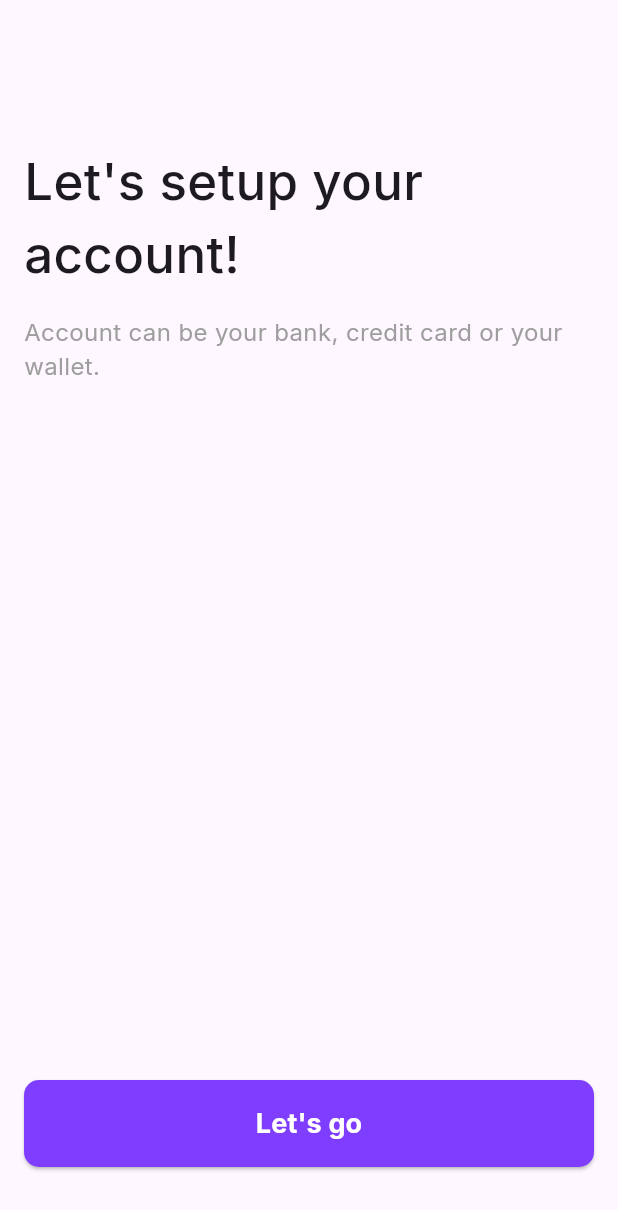
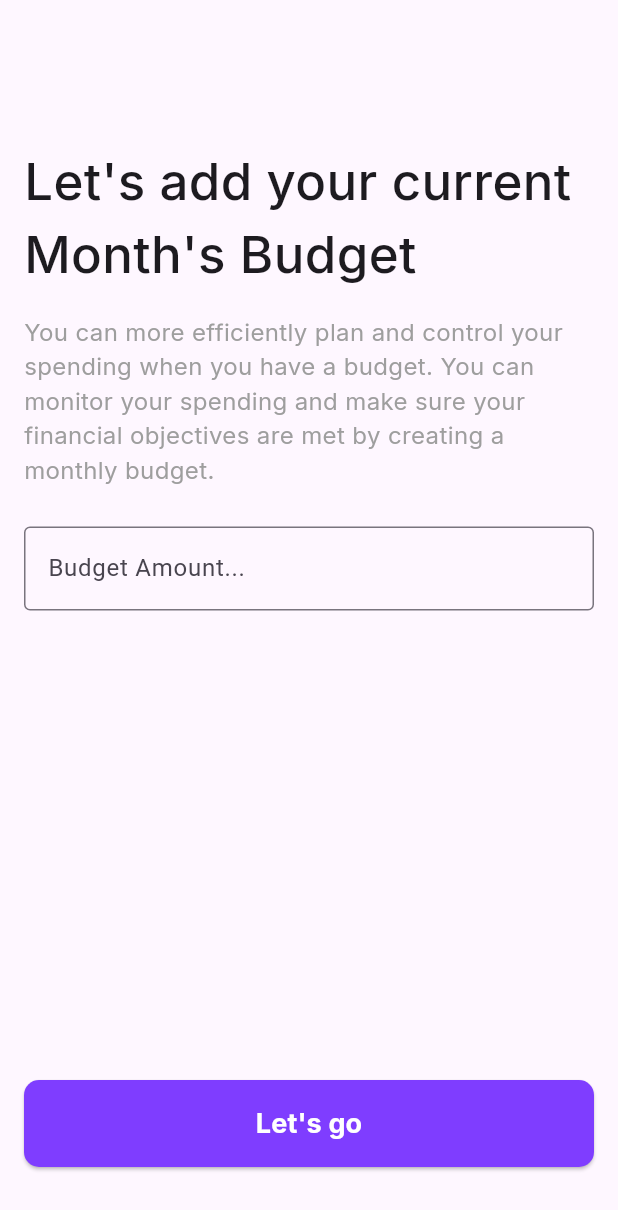
Before and after one commit to ChamanSharmaReet1988/ExpenseTracker, a Flutter app: the WelcomeScreen screen opened directly, on a phone screen of 412 x 824 dp. Shown: the top 1210 px of the screen. Run offline on Flutter 3.47's test engine with Material 3 defaults, Android fonts, the phone set to English and light mode, and no system bars; our stand-ins replace carousel_slider, firebase_auth, firebase_core, pin_code_fields, smooth_page_indicator; accounts and stored records are empty.

Commit message:
updated landing screen ui

```diff
--- a/lib/OtpScreen/welcome_screen.dart
+++ b/lib/OtpScreen/welcome_screen.dart
@@ -1,8 +1,24 @@
 import 'package:flutter/material.dart';
 import 'package:expense_tracker/HomeScreen/home_screen.dart';
+import 'package:flutter/services.dart';
 
 class WelcomeScreen extends StatelessWidget {
   const WelcomeScreen({super.key});
+    void _saveBudget() {
+    final String budgetAmount = _budgetController.text;
+
+    if (budgetAmount.isNotEmpty ) {
+      // Perform your save logic here
+      print('Budget Amount: $budgetAmount');
+      ScaffoldMessenger.of(context).showSnackBar(SnackBar(
+        content: Text('Budget saved successfully!'),
+      ));
+    } else {
+      ScaffoldMessenger.of(context).showSnackBar(SnackBar(
+        content: Text('Please enter a budget amount and purpose.'),
+      ));
+    }
+    }
 
   @override
   Widget build(BuildContext context) {
@@ -23,7 +39,7 @@ class WelcomeScreen extends StatelessWidget {
               children: [
                 SizedBox(height: 80), // Add some top padding
                 Text(
-                  "Let's setup your account!",
+                  "Let's add your current Month's Budget",
                   style: TextStyle(
                     fontSize: 34,
                     fontFamily: 'Inter',
@@ -32,7 +48,7 @@ class WelcomeScreen extends StatelessWidget {
                 ),
                 SizedBox(height: 16),
                 Text(
-                  "Account can be your bank, credit card or your wallet.",
+                  "You can more efficiently plan and control your spending when you have a budget. You can monitor your spending and make sure your financial objectives are met by creating a monthly budget.",
                   style: TextStyle(
                     fontSize: 16,
                     fontFamily: 'Inter',
@@ -41,9 +57,26 @@ class WelcomeScreen extends StatelessWidget {
                 ),
               ],
             ),
+            SizedBox(height: 26),
+            TextField(
+              decoration: InputDecoration(
+                // labelText: 'Enter your text',
+                hintText: 'Budget Amount...',
+                border: OutlineInputBorder(),
+              ),
+              keyboardType: TextInputType.number, // Set keyboard type to number
+              inputFormatters: [
+                FilteringTextInputFormatter.digitsOnly // Only allows input of digits
+              ],
+              onChanged: (value) {
+                // Handle changes to the text field input
+                print('Input value: $value');
+              },
+            ),
             const Spacer(),
             ElevatedButton(
               onPressed: () {
+                _isButtonEnabled ? _saveBudget : null,
                 Navigator.pushReplacement(
                   // ignore: use_build_context_synchronously
                   context,
```
Also changed, not shown: pubspec.lock.
